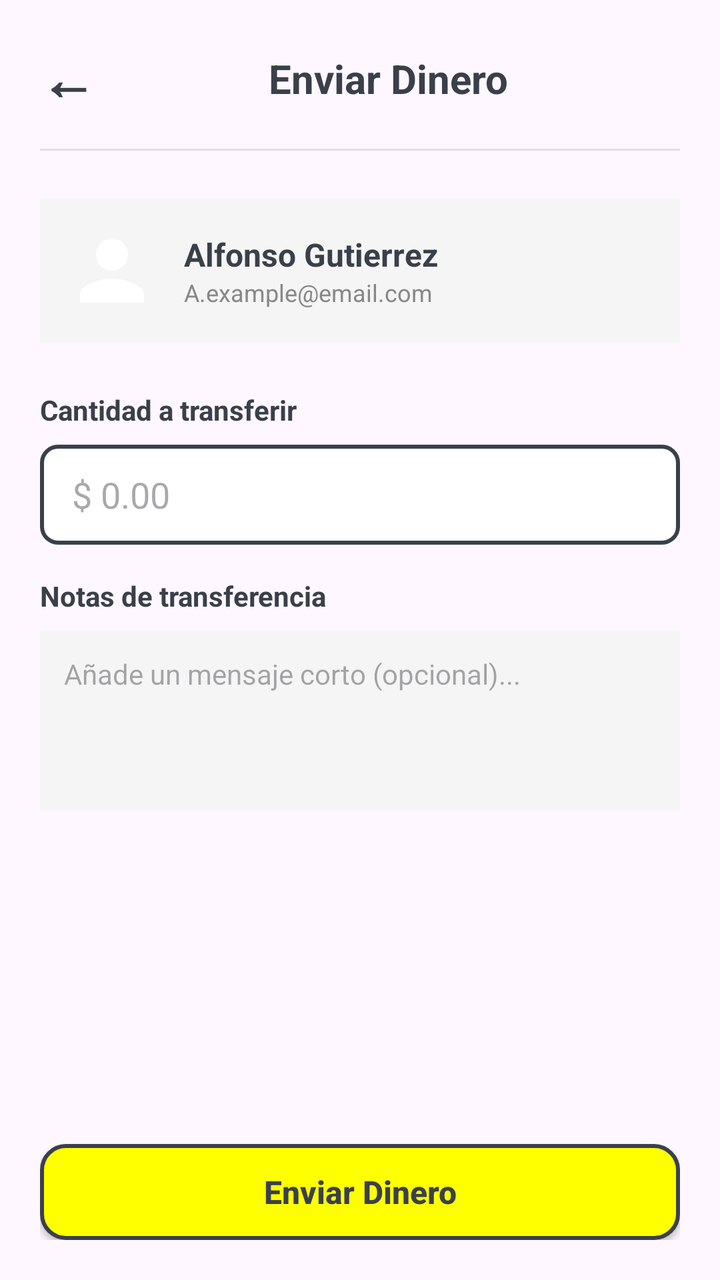
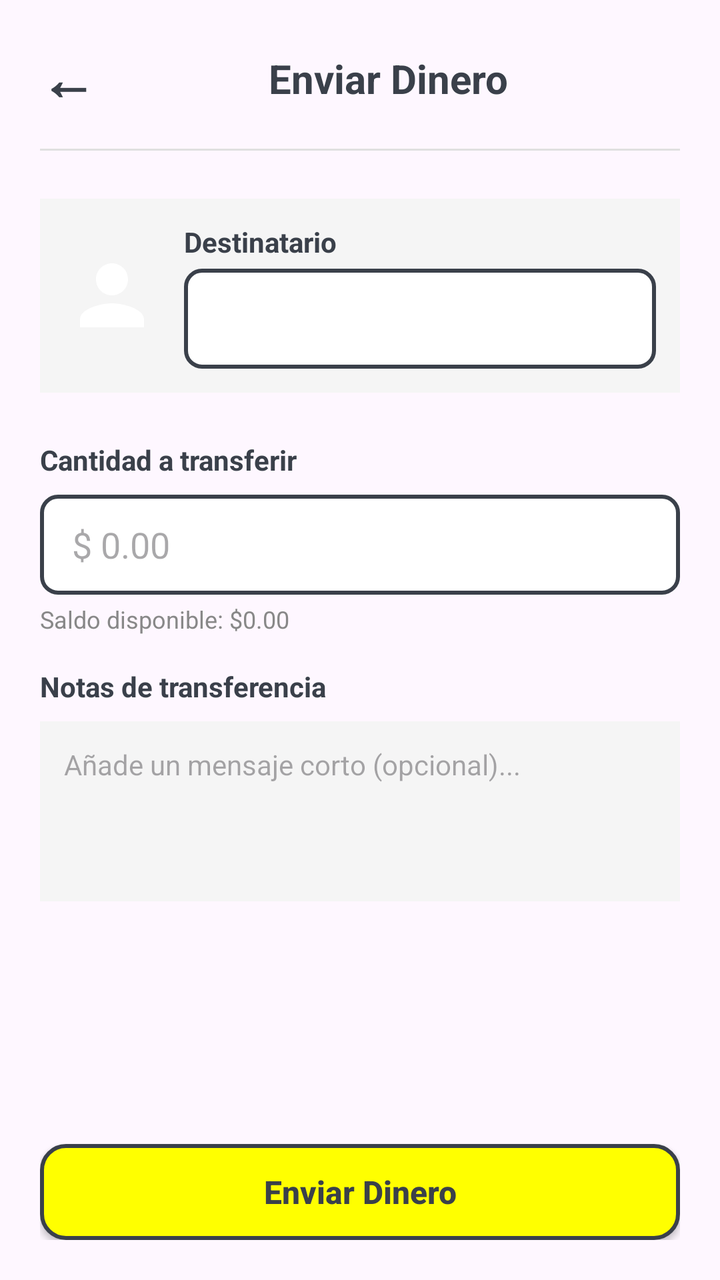

Screens rendered from an Android XML layout before and after an edit, with the pre-edit source and the edit as a unified diff.
<!-- AndroidManifest.xml: application theme Theme.AlkeWalletInterface -->
<!-- res/layout/activity_send_money.xml -->
<?xml version="1.0" encoding="utf-8"?>
<LinearLayout xmlns:android="http://schemas.android.com/apk/res/android"
    xmlns:app="http://schemas.android.com/apk/res-auto"
    android:layout_width="match_parent"
    android:layout_height="match_parent"
    android:orientation="vertical"
    android:padding="20dp">

    
    <LinearLayout
        android:layout_width="match_parent"
        android:layout_height="wrap_content"
        android:gravity="center_vertical"
        android:orientation="horizontal">

        <TextView
            android:id="@+id/btnBackSend"
            android:layout_width="wrap_content"
            android:layout_height="wrap_content"
            android:text="←"
            android:textColor="#3A404A"
            android:textSize="28sp"
            android:textStyle="bold" />

        <TextView
            android:layout_width="0dp"
            android:layout_height="wrap_content"
            android:layout_weight="1"
            android:gravity="center"
            android:text="Enviar Dinero"
            android:textColor="#3A404A"
            android:textSize="20sp"
            android:textStyle="bold" />

    </LinearLayout>

    <View
        android:layout_width="match_parent"
        android:layout_height="1dp"
        android:layout_marginTop="16dp"
        android:layout_marginBottom="24dp"
        android:background="#E0E0E0" />

    
    <LinearLayout
        android:layout_width="match_parent"
        android:layout_height="wrap_content"
        android:background="#F5F5F5"
        android:gravity="center_vertical"
        android:orientation="horizontal"
        android:padding="12dp">

        <ImageView
            android:layout_width="48dp"
            android:layout_height="48dp"
            android:contentDescription="Foto Destinatario"
            android:src="@drawable/ic_avatar_placeholder" />

        <LinearLayout
            android:layout_width="match_parent"
            android:layout_height="wrap_content"
            android:layout_marginStart="12dp"
            android:orientation="vertical">

            <TextView
                android:layout_width="wrap_content"
                android:layout_height="wrap_content"
                android:text="Alfonso Gutierrez"
                android:textColor="#3A404A"
                android:textSize="16sp"
                android:textStyle="bold" />

            <TextView
                android:layout_width="wrap_content"
                android:layout_height="wrap_content"
                android:text="A.example@email.com"
                android:textColor="#888888"
                android:textSize="12sp" />
        </LinearLayout>
    </LinearLayout>

    
    <TextView
        android:layout_width="wrap_content"
        android:layout_height="wrap_content"
        android:layout_marginTop="24dp"
        android:text="Cantidad a transferir"
        android:textColor="#3A404A"
        android:textStyle="bold" />

    
    <EditText
        android:id="@+id/editSendAmount"
        android:layout_width="match_parent"
        android:layout_height="50dp"
        android:layout_marginTop="8dp"
        android:background="@drawable/edittext_border_primary"
        android:hint="$ 0.00"
        android:inputType="numberDecimal"
        android:paddingStart="16dp"
        android:paddingEnd="16dp"
        android:textColor="#3A404A" />

    
    <TextView
        android:layout_width="wrap_content"
        android:layout_height="wrap_content"
        android:layout_marginTop="16dp"
        android:text="Notas de transferencia"
        android:textColor="#3A404A"
        android:textStyle="bold" />

    <EditText
        android:id="@+id/editSendNotes"
        android:layout_width="match_parent"
        android:layout_height="90dp"
        android:layout_marginTop="8dp"
        android:background="#F5F5F5"
        android:gravity="top|start"
        android:hint="Añade un mensaje corto (opcional)..."
        android:padding="12dp"
        android:textColor="#3A404A"
        android:textSize="14sp" />

    <View
        android:layout_width="match_parent"
        android:layout_height="0dp"
        android:layout_weight="1" />

    
    <androidx.appcompat.widget.AppCompatButton
        android:id="@+id/btnSubmitSendMoney"
        android:layout_width="match_parent"
        android:layout_height="wrap_content"
        android:background="@drawable/btn_rounded_accent"
        android:text="Enviar Dinero"
        android:textAllCaps="false"
        android:textColor="#3A404A"
        android:textSize="16sp"
        android:textStyle="bold" />

</LinearLayout>
<!-- resources referenced by this layout -->
<resources>
  <!-- drawable btn_rounded_accent (drawable) -->
  <?xml version="1.0" encoding="utf-8"?>
  <shape xmlns:android="http://schemas.android.com/apk/res/android"
      android:shape="rectangle">
      <solid android:color="#FFFF00" />
      <stroke android:width="2dp" android:color="#3A404A" />
      <corners android:radius="12dp" />
  
  </shape>
  <!-- drawable edittext_border_primary (drawable) -->
  <?xml version="1.0" encoding="utf-8"?>
  <shape xmlns:android="http://schemas.android.com/apk/res/android"
      android:shape="rectangle">
      <solid android:color="#FFFFFF" /> 
      <stroke android:width="2dp" android:color="#3A404A" /> 
      <corners android:radius="8dp" /> 
  </shape>
  <!-- drawable ic_avatar_placeholder (drawable) -->
  <vector xmlns:android="http://schemas.android.com/apk/res/android" android:height="24dp" android:tint="#FFFFFF" android:viewportHeight="24" android:viewportWidth="24" android:width="24dp">
        
      <path android:fillColor="@android:color/white" android:pathData="M12,12c2.21,0 4,-1.79 4,-4s-1.79,-4 -4,-4 -4,1.79 -4,4 1.79,4 4,4zM12,14c-2.67,0 -8,1.34 -8,4v2h16v-2c0,-2.66 -5.33,-4 -8,-4z"/>
      
  </vector>
  <style name="Theme.AlkeWalletInterface" parent="Base.Theme.AlkeWalletInterface" />
  <style name="Base.Theme.AlkeWalletInterface" parent="Theme.Material3.DayNight.NoActionBar">
          
          
      </style>
</resources>

<!-- the commit's change to res/layout/activity_send_money.xml (unified diff, before → after) -->
@@ -57,25 +57,28 @@
             android:src="@drawable/ic_avatar_placeholder" />
 
         <LinearLayout
-            android:layout_width="match_parent"
+            android:layout_width="0dp"
             android:layout_height="wrap_content"
             android:layout_marginStart="12dp"
+            android:layout_weight="1"
             android:orientation="vertical">
 
             <TextView
                 android:layout_width="wrap_content"
                 android:layout_height="wrap_content"
-                android:text="Alfonso Gutierrez"
+                android:text="Destinatario"
                 android:textColor="#3A404A"
-                android:textSize="16sp"
                 android:textStyle="bold" />
 
-            <TextView
-                android:layout_width="wrap_content"
-                android:layout_height="wrap_content"
-                android:text="A.example@email.com"
-                android:textColor="#888888"
-                android:textSize="12sp" />
+            <Spinner
+                android:id="@+id/spinnerDestinatario"
+                android:layout_width="match_parent"
+                android:layout_height="50dp"
+                android:layout_marginTop="4dp"
+                android:background="@drawable/edittext_border_primary"
+                android:paddingStart="16dp"
+                android:paddingEnd="16dp" />
+
         </LinearLayout>
     </LinearLayout>
 
@@ -88,9 +91,8 @@
         android:textColor="#3A404A"
         android:textStyle="bold" />
 
-    
     <EditText
-        android:id="@+id/editSendAmount"
+        android:id="@+id/etAmount"
         android:layout_width="match_parent"
         android:layout_height="50dp"
         android:layout_marginTop="8dp"
@@ -100,6 +102,15 @@
         android:paddingStart="16dp"
         android:paddingEnd="16dp"
         android:textColor="#3A404A" />
+
+    <TextView
+        android:id="@+id/txtAvailableBalance"
+        android:layout_width="wrap_content"
+        android:layout_height="wrap_content"
+        android:layout_marginTop="4dp"
+        android:text="Saldo disponible: $0.00"
+        android:textColor="#888888"
+        android:textSize="12sp" />
 
     
     <TextView
@@ -129,7 +140,7 @@
 
     
     <androidx.appcompat.widget.AppCompatButton
-        android:id="@+id/btnSubmitSendMoney"
+        android:id="@+id/btnSendMoney"
         android:layout_width="match_parent"
         android:layout_height="wrap_content"
         android:background="@drawable/btn_rounded_accent"
